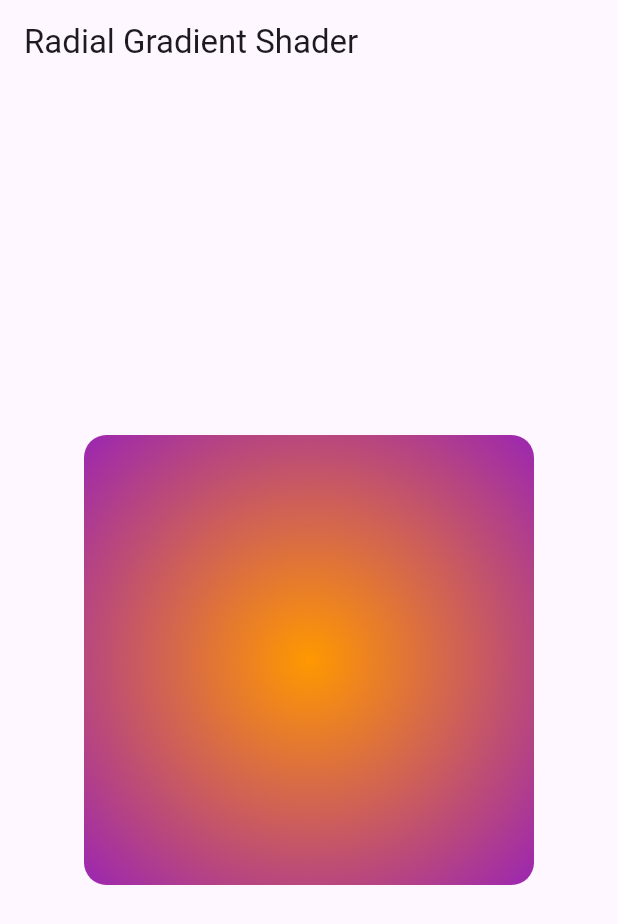
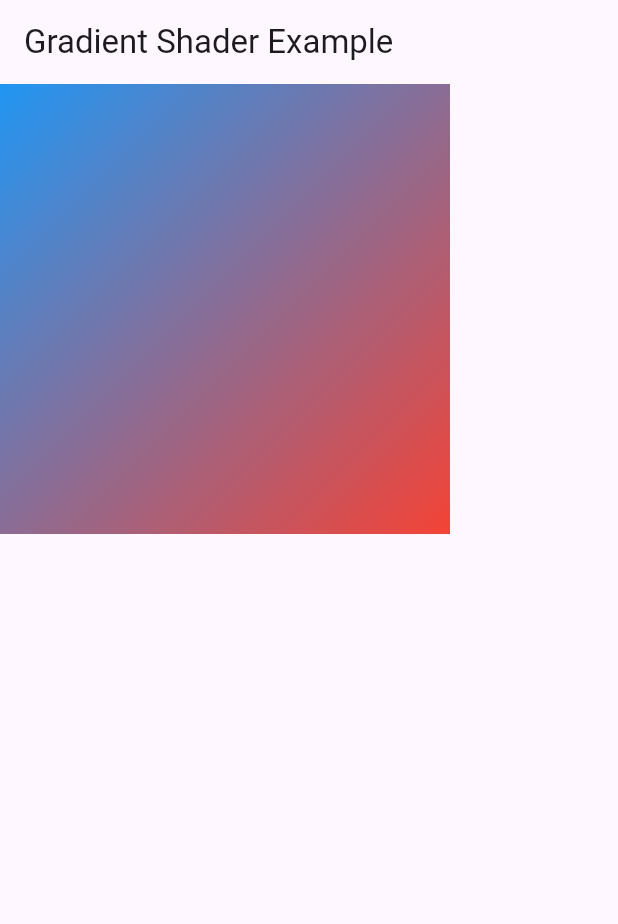
Before and after one commit to nicowalter256/animations, a Flutter app: the screen it shows after launch, on a phone screen of 412 x 824 dp. Shown: the top 924 px of the screen. Run offline on Flutter 3.47's test engine with Material 3 defaults, Android fonts, the phone set to English and light mode, and no system bars.

Commit message:
Added custom shaders

```diff
--- a/lib/main.dart
+++ b/lib/main.dart
@@ -2,6 +2,7 @@ import 'package:flutter/material.dart';
 
 import 'views/animation_two.dart';
 import 'views/home_screen.dart';
+import 'views/shaders/custom_shader.dart';
 import 'views/shaders/linear_gradient_shader.dart';
 import 'views/shaders/radial_gradient_shader.dart';
 import 'views/shape1.dart';
@@ -25,7 +26,7 @@ class MyApp extends StatelessWidget {
         colorScheme: ColorScheme.fromSeed(seedColor: Colors.deepPurple),
         useMaterial3: true,
       ),
-      home: RadialGradientShaderExample(),
+      home: GradientShaderExample(),
     );
   }
 }
--- /dev/null
+++ b/lib/views/shaders/custom_shader.dart
@@ -0,0 +1,37 @@
+import 'package:flutter/material.dart';
+
+class GradientPainter extends CustomPainter {
+  @override
+  void paint(Canvas canvas, Size size) {
+    final Paint paint = Paint()
+      ..shader = LinearGradient(
+        colors: [Colors.blue, Colors.red],
+        begin: Alignment.topLeft,
+        end: Alignment.bottomRight,
+      ).createShader(Rect.fromLTRB(0, 0, size.width, size.height));
+
+    canvas.drawRect(Rect.fromLTRB(0, 0, size.width, size.height), paint);
+  }
+
+  @override
+  bool shouldRepaint(CustomPainter oldDelegate) {
+    return false;
+  }
+}
+
+class GradientShaderExample extends StatelessWidget {
+  @override
+  Widget build(BuildContext context) {
+    return Scaffold(
+      appBar: AppBar(title: Text("Gradient Shader Example")),
+      body: CustomPaint(
+        size: Size(300, 300),
+        painter: GradientPainter(),
+      ),
+    );
+  }
+}
+
+void main() {
+  runApp(MaterialApp(home: GradientShaderExample()));
+}
--- a/pubspec.yaml
+++ b/pubspec.yaml
@@ -59,8 +59,10 @@ flutter:
   uses-material-design: true
 
   # To add assets to your application, add an assets section, like this:
-  # assets:
-  #   - images/a_dot_burr.jpeg
+  assets:
+    - assets/noise_shader.glsl
+  shaders:
+    - assets/noise_shader.glsl
   #   - images/a_dot_ham.jpeg
 
   # An image asset can refer to one or more resolution-specific "variants", see
```
Also changed, not shown: 1 other file.
